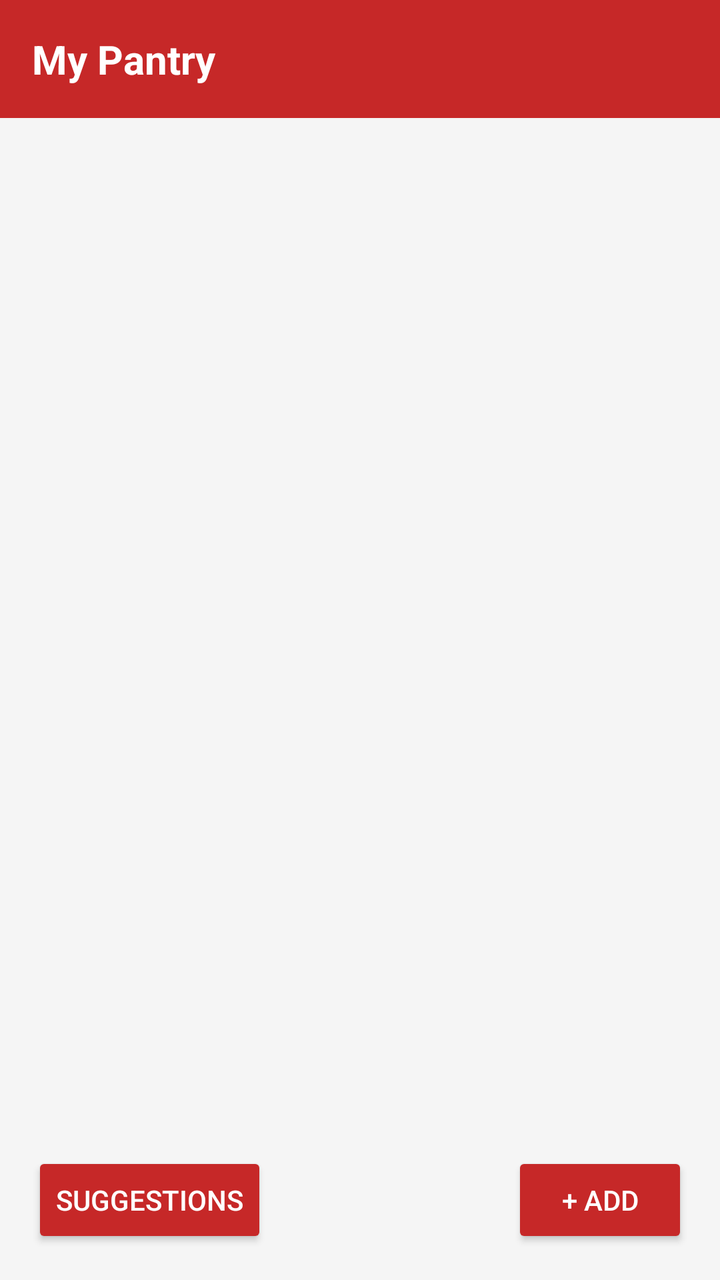
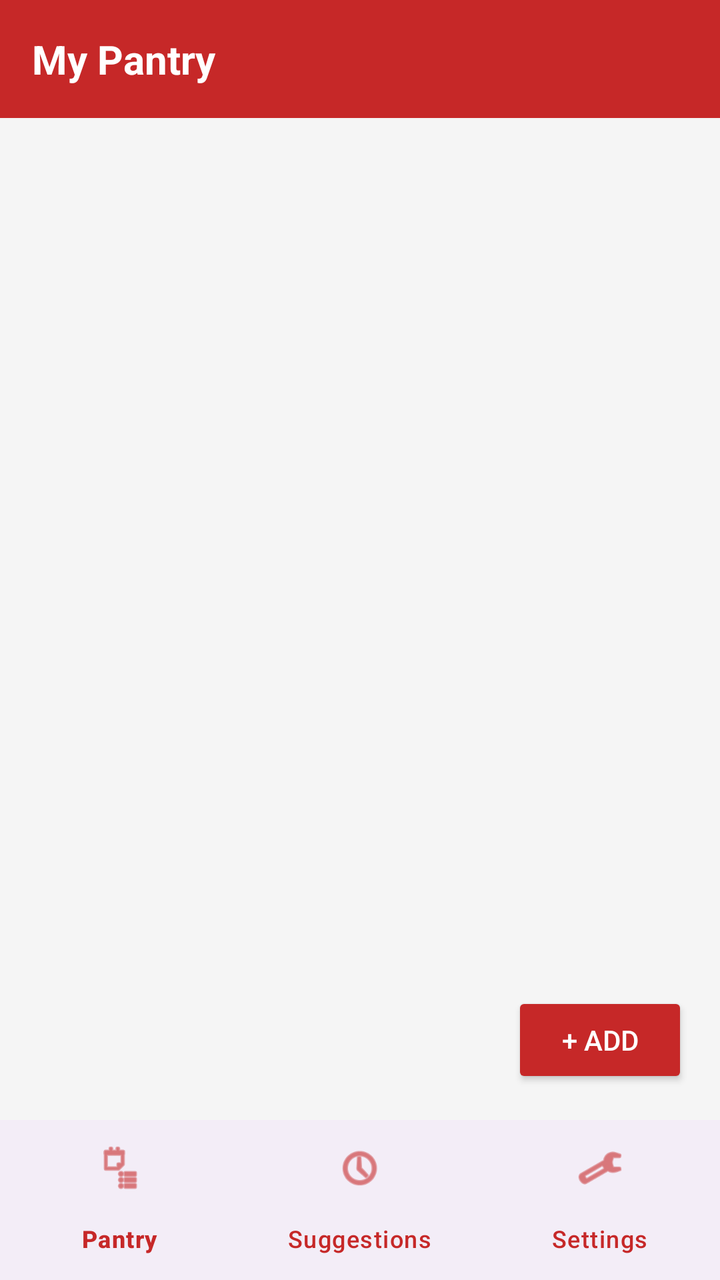

Compare the two renders of this Android layout. The source of the first and the diff that turns it into the second are given below.
<!-- AndroidManifest.xml: application theme Theme.SmartPantryManager -->
<!-- res/layout/activity_main.xml -->
<?xml version="1.0" encoding="utf-8"?>
<LinearLayout xmlns:android="http://schemas.android.com/apk/res/android"
    android:layout_width="match_parent"
    android:layout_height="match_parent"
    android:orientation="vertical"
    android:background="#F5F5F5">

    <TextView
        android:layout_width="match_parent"
        android:layout_height="wrap_content"
        android:background="#C62828"
        android:padding="16dp"
        android:text="My Pantry"
        android:textColor="#FFFFFF"
        android:textSize="20sp"
        android:textStyle="bold" />

    <RelativeLayout
        android:layout_width="match_parent"
        android:layout_height="0dp"
        android:layout_weight="1">

        <androidx.recyclerview.widget.RecyclerView
            android:id="@+id/recyclerPantry"
            android:layout_width="match_parent"
            android:layout_height="match_parent"
            android:padding="8dp" />

        <TextView
            android:id="@+id/textEmptyPantry"
            android:layout_width="wrap_content"
            android:layout_height="wrap_content"
            android:layout_centerInParent="true"
            android:text="Your pantry is empty.\nTap + to add your first ingredient."
            android:textAlignment="center"
            android:textColor="#757575"
            android:visibility="gone" />

        <Button
            android:id="@+id/btnAddItem"
            android:layout_width="wrap_content"
            android:layout_height="wrap_content"
            android:layout_alignParentBottom="true"
            android:layout_alignParentEnd="true"
            android:layout_margin="16dp"
            android:backgroundTint="#C62828"
            android:text="+ Add"
            android:textColor="#FFFFFF" />

        <Button
            android:id="@+id/btnSuggestions"
            android:layout_width="wrap_content"
            android:layout_height="wrap_content"
            android:layout_alignParentBottom="true"
            android:layout_alignParentStart="true"
            android:layout_margin="16dp"
            android:backgroundTint="#C62828"
            android:text="Suggestions"
            android:textColor="#FFFFFF" />

    </RelativeLayout>

</LinearLayout>
<!-- resources referenced by this layout -->
<resources>
  <style name="Theme.SmartPantryManager" parent="Base.Theme.SmartPantryManager" />
  <style name="Base.Theme.SmartPantryManager" parent="Theme.Material3.DayNight.NoActionBar">
          
          
      </style>
</resources>

<!-- the commit's change to res/layout/activity_main.xml (unified diff, before → after) -->
@@ -1,5 +1,6 @@
 <?xml version="1.0" encoding="utf-8"?>
 <LinearLayout xmlns:android="http://schemas.android.com/apk/res/android"
+    xmlns:app="http://schemas.android.com/apk/res-auto"
     android:layout_width="match_parent"
     android:layout_height="match_parent"
     android:orientation="vertical"
@@ -31,7 +32,7 @@
             android:layout_width="wrap_content"
             android:layout_height="wrap_content"
             android:layout_centerInParent="true"
-            android:text="Your pantry is empty.\nTap + to add your first ingredient."
+            android:text="Your pantry is empty.\nTap + Add to add your first ingredient."
             android:textAlignment="center"
             android:textColor="#757575"
             android:visibility="gone" />
@@ -47,17 +48,14 @@
             android:text="+ Add"
             android:textColor="#FFFFFF" />
 
-        <Button
-            android:id="@+id/btnSuggestions"
-            android:layout_width="wrap_content"
-            android:layout_height="wrap_content"
-            android:layout_alignParentBottom="true"
-            android:layout_alignParentStart="true"
-            android:layout_margin="16dp"
-            android:backgroundTint="#C62828"
-            android:text="Suggestions"
-            android:textColor="#FFFFFF" />
-
     </RelativeLayout>
 
+    <com.google.android.material.bottomnavigation.BottomNavigationView
+        android:id="@+id/bottomNav"
+        android:layout_width="match_parent"
+        android:layout_height="wrap_content"
+        app:itemIconTint="#C62828"
+        app:itemTextColor="#C62828"
+        app:menu="@menu/bottom_nav_menu" />
+
 </LinearLayout>
